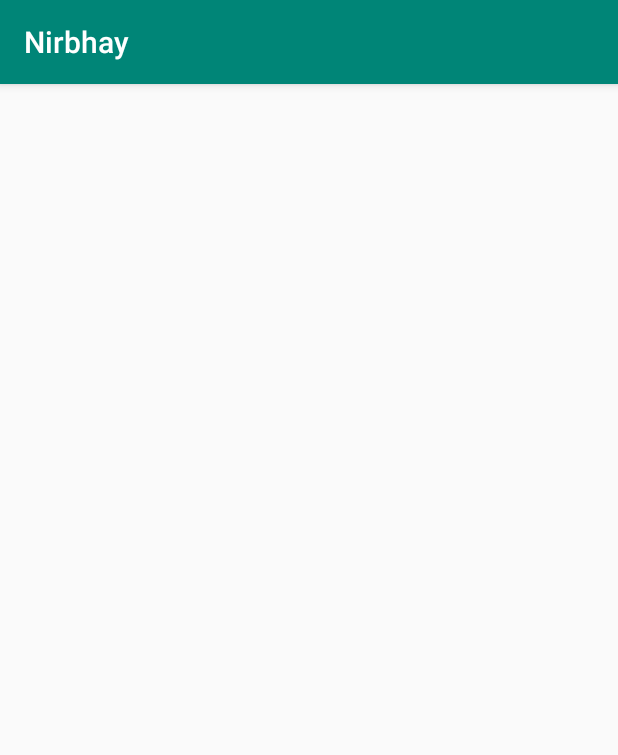
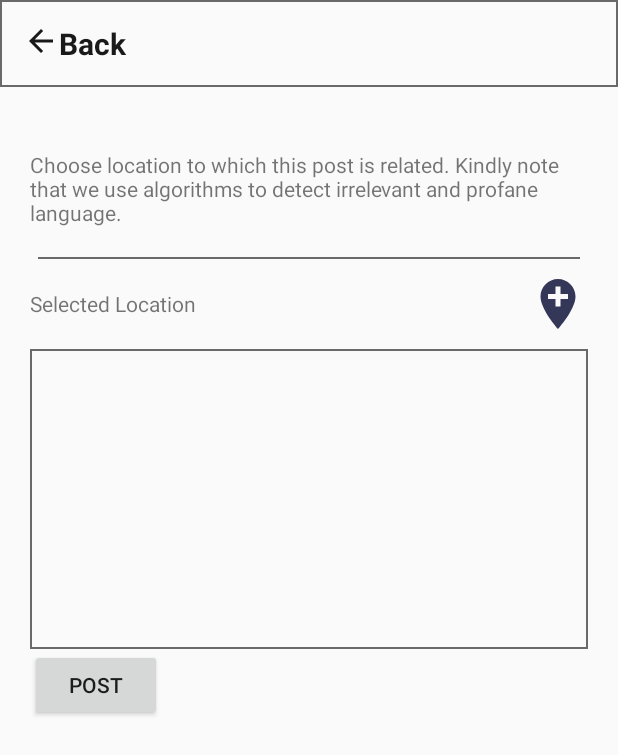
Before and after one commit to rishabhgaurav007/Nirbhay, an Android app: the CreatePost screen opened directly, with no data from a screen before it, on a phone screen of 412 x 824 dp. Shown: the top 755 px of the screen. Run offline under Robolectric (Android 15) with nearby library versions, the phone set to English and light mode, and no system bars; our stand-ins replace Firebase (no records; nobody signed in at launch, a user with empty details on screens opened directly).

Commit message:
Added maps activity to choose location and add posts

```diff
--- a/app/src/main/res/layout/activity_create_post.xml
+++ b/app/src/main/res/layout/activity_create_post.xml
@@ -1,9 +1,101 @@
 <?xml version="1.0" encoding="utf-8"?>
-<androidx.constraintlayout.widget.ConstraintLayout xmlns:android="http://schemas.android.com/apk/res/android"
+<RelativeLayout xmlns:android="http://schemas.android.com/apk/res/android"
     xmlns:app="http://schemas.android.com/apk/res-auto"
     xmlns:tools="http://schemas.android.com/tools"
     android:layout_width="match_parent"
     android:layout_height="match_parent"
-    tools:context=".Users.CreatePost">
+    tools:context="Users.CreatePost">
+    <LinearLayout
+        android:id="@+id/linearLayout"
+        android:layout_width="match_parent"
+        android:layout_height="wrap_content"
+        android:gravity="center_vertical"
+        android:orientation="horizontal"
+        android:padding="0dp"
+        android:background="@drawable/edit_text_background"
+        app:layout_constraintEnd_toEndOf="parent"
+        app:layout_constraintStart_toStartOf="parent"
+        app:layout_constraintTop_toTopOf="parent">
 
-</androidx.constraintlayout.widget.ConstraintLayout>
+        <LinearLayout
+            android:layout_width="wrap_content"
+            android:layout_height="wrap_content"
+            android:clickable="true"
+            android:focusable="true"
+            android:foreground="?android:attr/selectableItemBackground"
+            android:padding="15dp">
+
+            <ImageView
+                android:layout_width="24dp"
+                android:layout_height="24dp"
+                android:src="@drawable/baseline_arrow_back_24"
+                android:tint="#191919" />
+
+            <TextView
+                android:layout_width="wrap_content"
+                android:layout_height="wrap_content"
+                android:text="Back"
+                android:id="@+id/back"
+                android:textColor="#191919"
+                android:textSize="20sp"
+                android:textStyle="bold" />
+        </LinearLayout>
+    </LinearLayout>
+
+    <LinearLayout
+        android:layout_width="match_parent"
+        android:layout_height="wrap_content"
+        android:orientation="vertical"
+        android:layout_marginTop="80dp"
+        android:layout_marginStart="20dp"
+        android:layout_marginEnd="20dp">
+        <TextView
+            android:layout_width="wrap_content"
+            android:layout_height="wrap_content"
+            android:layout_marginTop="20dp"
+            android:layout_marginBottom="20dp"
+            android:text="Choose location to which this post is related. Kindly note that we use algorithms to detect irrelevant and profane language." />
+
+        <RelativeLayout
+            android:layout_width="match_parent"
+            android:layout_height="1dp"
+            android:layout_marginStart="5dp"
+            android:layout_marginEnd="5dp"
+            android:background="#696969" />
+
+        <LinearLayout
+            android:layout_width="match_parent"
+            android:layout_height="wrap_content"
+            android:orientation="horizontal"
+            android:layout_marginTop="10dp"
+            android:layout_marginBottom="10dp">
+            <TextView
+                android:id="@+id/location"
+                android:layout_width="wrap_content"
+                android:layout_height="wrap_content"
+                android:layout_weight="1"
+                android:text="Selected Location" />
+
+            <Button
+                android:layout_width="40dp"
+                android:layout_height="40dp"
+                android:id="@+id/chooseLocation"
+                android:background="@drawable/choose_location" />
+        </LinearLayout>
+        <EditText
+            android:layout_width="match_parent"
+            android:layout_height="200dp"
+            android:inputType="textCapSentences"
+            android:contentDescription="Write Your post here"
+            android:id="@+id/postBody"
+            android:background="@drawable/edit_text_background"/>
+
+        <Button
+            android:id="@+id/postButton"
+            android:layout_width="wrap_content"
+            android:layout_height="wrap_content"
+            android:layout_alignParentTop="true"
+            android:layout_alignParentEnd="true"
+            android:text="Post" />
+    </LinearLayout>
+</RelativeLayout>
--- a/app/src/main/res/values/strings.xml
+++ b/app/src/main/res/values/strings.xml
@@ -1,3 +1,5 @@
 <resources>
     <string name="app_name">Nirbhay</string>
+    <string name="title_activity_choose_location">Map</string>
+    <string name="access_token">pk.eyJ1Ijoia2swMCIsImEiOiJjazZoemZlMzgwMTF5M25sbDV4dTNlM2hrIn0.Ez-Mgfbo0n7eI2w3ugN53w</string>
 </resources>
--- a/app/src/main/res/values/styles.xml
+++ b/app/src/main/res/values/styles.xml
@@ -1,7 +1,7 @@
 <resources>
 
     <!-- Base application theme. -->
-    <style name="AppTheme" parent="Theme.AppCompat.Light.DarkActionBar">
+    <style name="AppTheme" parent="Theme.AppCompat.Light.NoActionBar">
         <!-- Customize your theme here. -->
         <item name="colorPrimary">@color/colorPrimary</item>
         <item name="colorPrimaryDark">@color/colorPrimaryDark</item>
```
Also changed, not shown: app/src/main/AndroidManifest.xml (+9 -1 lines), app/src/main/java/com/example/nirbhay/Users/ChooseLocation.java (added, +149 -0 lines), app/src/main/java/com/example/nirbhay/Users/CompleteSignUp.java (+149 -0 lines), app/src/main/java/com/example/nirbhay/Users/CreatePost.java (+218 -0 lines), app/src/main/res/layout/activity_choose_location.xml (added, +86 -0 lines), app/src/main/res/values/google_maps_api.xml (added, +24 -0 lines).
